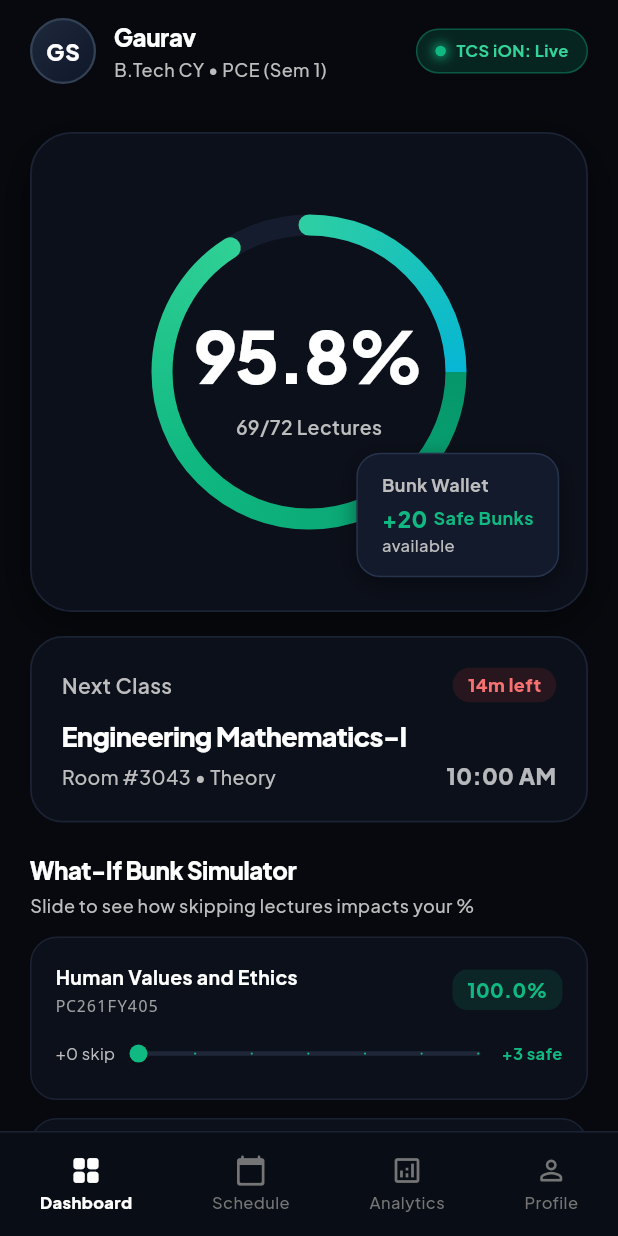
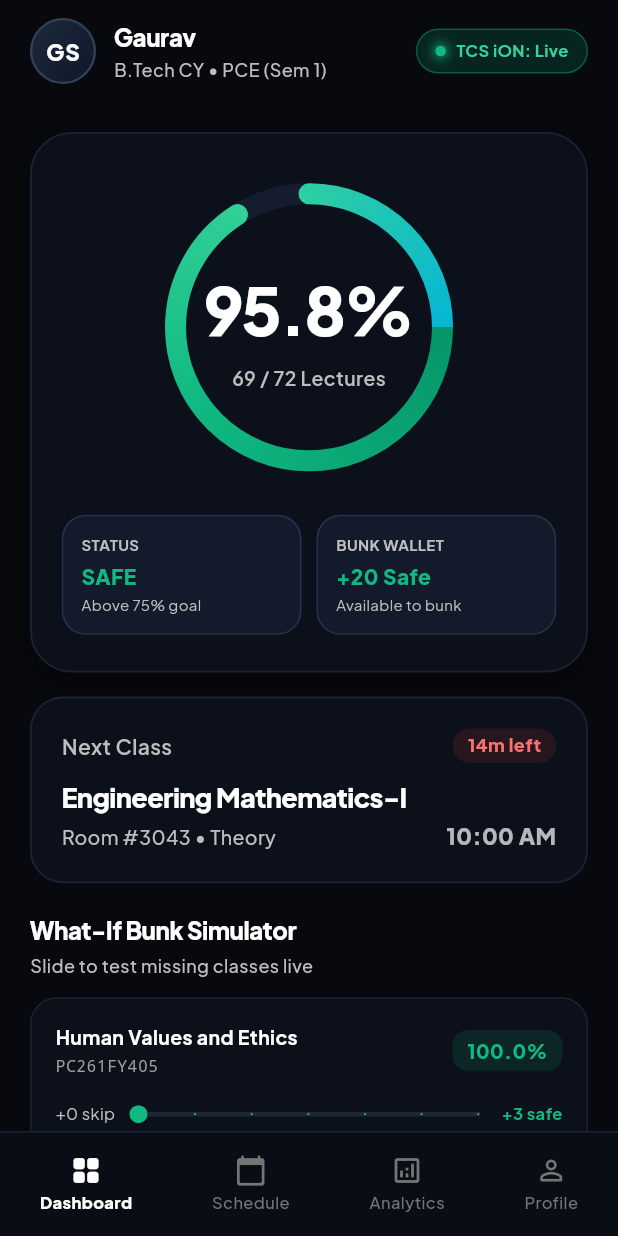
Before and after one commit to a61750826-lgtm/poornima-bunk-calculator, a Flutter app: the DashboardScreen screen opened directly, on a phone screen of 412 x 824 dp. Run offline on Flutter 3.47's test engine with Material 3 defaults, Android fonts, the phone set to English and light mode, and no system bars; our stand-ins replace flutter_local_notifications, google_fonts, shared_preferences; missing offline and left inert: workmanager; accounts and stored records are empty.

Commit message:
fix: resolve 4 core bugs
1. Fix UI layout clipping - dedicated centered radial gauge with safety margin
2. Dynamic Master Recalculation - What-If sliders now dynamically drive top master percentage and safe bunks
3. Added interactive 'Reset' button when sliders are modified
4. Path-scoped cookie model (TcsCookie) preventing session cookie overwrite across multiple subpaths
5. Color-shifting gauge gradient from emerald to warning coral when below 75%

```diff
--- a/lib/main.dart
+++ b/lib/main.dart
@@ -306,21 +306,38 @@ class _DashboardScreenState extends State<DashboardScreen> {
     );
   }
 
-  // --- Tab 1: Overview Tab (Mockup 1) ---
+  // --- Tab 1: Overview Tab (With Fixed Layout & Live Dynamic Math) ---
   Widget _buildOverviewTab(AttendanceReport r) {
+    // Dynamic recalculation driven by the sliders
+    int extraBunksSum = 0;
+    for (final v in _simulatedBunks.values) {
+      extraBunksSum += v;
+    }
+
+    final simTotalLectures = r.overallTotal + extraBunksSum;
+    final simPresentLectures = r.overallPresent;
+    final liveMasterPct = simTotalLectures > 0
+        ? double.parse(((simPresentLectures / simTotalLectures) * 100).toStringAsFixed(1))
+        : 0.0;
+    final liveSafeBunksRemaining = max(0, r.totalSafeBunks - extraBunksSum);
+    final isMasterSafe = liveMasterPct >= 75.0;
+
     return ListView(
       physics: const BouncingScrollPhysics(),
       padding: const EdgeInsets.symmetric(horizontal: 20, vertical: 10),
       children: [
         const SizedBox(height: 10),
 
-        // Hero Circular Gauge Container
+        // Hero Card: Dedicated Non-Clipping Layout
         Container(
-          height: 320,
+          padding: const EdgeInsets.symmetric(vertical: 24, horizontal: 20),
           decoration: BoxDecoration(
             color: const Color(0xFF0C101A),
             borderRadius: BorderRadius.circular(28),
-            border: Border.all(color: const Color(0xFF1A2234), width: 1.2),
+            border: Border.all(
+              color: isMasterSafe ? const Color(0xFF1A2234) : const Color(0xFFEF4444).withOpacity(0.5),
+              width: 1.2,
+            ),
             boxShadow: [
               BoxShadow(
                 color: Colors.black.withOpacity(0.5),
@@ -329,31 +346,34 @@ class _DashboardScreenState extends State<DashboardScreen> {
               ),
             ],
           ),
+          child: Column(
+            children: [
+              // Clean Centered Radial Progress Ring (No crop, full stroke clearance)
+              SizedBox(
+                width: 210,
+                height: 210,
                 child: Stack(
                   alignment: Alignment.center,
                   children: [
-              // Radial Progress Ring
                     CustomPaint(
-                size: const Size(220, 220),
-                painter: _RadialGaugePainter(percentage: r.overallPercentage),
+                      size: const Size(210, 210),
+                      painter: _RadialGaugePainter(percentage: liveMasterPct),
                     ),
-
-              // Percentage Text inside Ring
                     Column(
                       mainAxisSize: MainAxisSize.min,
                       children: [
                         Text(
-                    '${r.overallPercentage}%',
-                    style: const TextStyle(
-                      fontSize: 48,
+                          '${liveMasterPct.toStringAsFixed(1)}%',
+                          style: TextStyle(
+                            fontSize: 44,
                             fontWeight: FontWeight.w900,
-                      color: Colors.white,
+                            color: isMasterSafe ? Colors.white : const Color(0xFFEF4444),
                             letterSpacing: -1.5,
                           ),
                         ),
                         const SizedBox(height: 4),
                         Text(
-                    '${r.overallPresent}/${r.overallTotal} Lectures',
+                          '$simPresentLectures / $simTotalLectures Lectures',
                           style: TextStyle(
                             fontSize: 13,
                             fontWeight: FontWeight.w600,
@@ -362,66 +382,68 @@ class _DashboardScreenState extends State<DashboardScreen> {
                         ),
                       ],
                     ),
+                  ],
+                ),
+              ),
 
-              // Floating Bunk Wallet Pill (As seen in generated image)
-              Positioned(
-                right: 18,
-                bottom: 22,
+              const SizedBox(height: 20),
+
+              // Embedded Dual Stat Bar: Lectures + Live Dynamic Bunk Wallet
+              Row(
+                children: [
+                  Expanded(
                     child: Container(
-                  padding: const EdgeInsets.symmetric(horizontal: 16, vertical: 12),
+                      padding: const EdgeInsets.all(12),
                       decoration: BoxDecoration(
                         color: const Color(0xFF131A2B),
                         borderRadius: BorderRadius.circular(16),
-                    border: Border.all(color: const Color(0xFF26334D), width: 1),
-                    boxShadow: [
-                      BoxShadow(
-                        color: Colors.black.withOpacity(0.4),
-                        blurRadius: 12,
-                        offset: const Offset(0, 4),
-                      )
-                    ],
+                        border: Border.all(color: const Color(0xFF26334D)),
                       ),
                       child: Column(
                         crossAxisAlignment: CrossAxisAlignment.start,
-                    mainAxisSize: MainAxisSize.min,
                         children: [
+                          Text('STATUS', style: TextStyle(fontSize: 10, fontWeight: FontWeight.w700, color: Colors.grey[400])),
+                          const SizedBox(height: 4),
                           Text(
-                        'Bunk Wallet',
+                            isMasterSafe ? 'SAFE' : 'CRITICAL',
                             style: TextStyle(
-                          fontSize: 12,
-                          fontWeight: FontWeight.w700,
-                          color: Colors.grey[400],
+                              fontSize: 14,
+                              fontWeight: FontWeight.w900,
+                              color: isMasterSafe ? const Color(0xFF10B981) : const Color(0xFFEF4444),
                             ),
                           ),
-                      const SizedBox(height: 3),
-                      Row(
+                          const SizedBox(height: 2),
+                          Text('Above 75% goal', style: TextStyle(fontSize: 10, color: Colors.grey[400])),
+                        ],
+                      ),
+                    ),
+                  ),
+                  const SizedBox(width: 10),
+                  Expanded(
+                    child: Container(
+                      padding: const EdgeInsets.all(12),
+                      decoration: BoxDecoration(
+                        color: const Color(0xFF131A2B),
+                        borderRadius: BorderRadius.circular(16),
+                        border: Border.all(color: const Color(0xFF26334D)),
+                      ),
+                      child: Column(
+                        crossAxisAlignment: CrossAxisAlignment.start,
                         children: [
+                          Text('BUNK WALLET', style: TextStyle(fontSize: 10, fontWeight: FontWeight.w700, color: Colors.grey[400])),
+                          const SizedBox(height: 4),
                           Text(
-                            '+${r.totalSafeBunks}',
+                            '+$liveSafeBunksRemaining Safe',
                             style: const TextStyle(
-                              fontSize: 15,
+                              fontSize: 14,
                               fontWeight: FontWeight.w900,
                               color: Color(0xFF10B981),
                             ),
                           ),
-                          const SizedBox(width: 4),
-                          const Text(
-                            'Safe Bunks',
-                            style: TextStyle(
-                              fontSize: 12,
-                              fontWeight: FontWeight.w700,
-                              color: Color(0xFF10B981),
-                            ),
-                          ),
-                        ],
-                      ),
+                          const SizedBox(height: 2),
                           Text(
-                        'available',
-                        style: TextStyle(
-                          fontSize: 11,
-                          fontWeight: FontWeight.w500,
-                          color: Colors.grey[400],
-                        ),
+                            extraBunksSum > 0 ? '$extraBunksSum simulated skip' : 'Available to bunk',
+                            style: TextStyle(fontSize: 10, color: extraBunksSum > 0 ? const Color(0xFFFBBF24) : Colors.grey[400]),
                           ),
                         ],
                       ),
@@ -429,11 +451,13 @@ class _DashboardScreenState extends State<DashboardScreen> {
                   ),
                 ],
               ),
+            ],
+          ),
         ),
 
         const SizedBox(height: 16),
 
-        // Next Class Card (As in Mockup 1)
+        // Next Class Card
         Container(
           padding: const EdgeInsets.all(20),
           decoration: BoxDecoration(
@@ -517,6 +541,12 @@ class _DashboardScreenState extends State<DashboardScreen> {
         const SizedBox(height: 20),
 
         // What-If Bunk Simulator Header
+        Row(
+          mainAxisAlignment: MainAxisAlignment.spaceBetween,
+          children: [
+            Column(
+              crossAxisAlignment: CrossAxisAlignment.start,
+              children: [
                 const Text(
                   'What-If Bunk Simulator',
                   style: TextStyle(
@@ -528,12 +558,34 @@ class _DashboardScreenState extends State<DashboardScreen> {
                 ),
                 const SizedBox(height: 4),
                 Text(
-          'Slide to see how skipping lectures impacts your %',
+                  'Slide to test missing classes live',
                   style: TextStyle(
                     fontSize: 12,
                     fontWeight: FontWeight.w500,
                     color: Colors.grey[400],
                   ),
+                ),
+              ],
+            ),
+            if (extraBunksSum > 0)
+              GestureDetector(
+                onTap: () {
+                  HapticFeedback.mediumImpact();
+                  setState(() => _simulatedBunks.clear());
+                },
+                child: Container(
+                  padding: const EdgeInsets.symmetric(horizontal: 10, vertical: 4),
+                  decoration: BoxDecoration(
+                    color: const Color(0xFF1E293B),
+                    borderRadius: BorderRadius.circular(10),
+                  ),
+                  child: const Text(
+                    'Reset',
+                    style: TextStyle(fontSize: 11, fontWeight: FontWeight.w700, color: Color(0xFF38BDF8)),
+                  ),
+                ),
+              ),
+          ],
         ),
         const SizedBox(height: 12),
 
@@ -655,13 +707,12 @@ class _DashboardScreenState extends State<DashboardScreen> {
     );
   }
 
-  // --- Tab 2: Timeline Schedule Tab (Mockup 2) ---
+  // --- Tab 2: Timeline Schedule Tab ---
   Widget _buildTimelineTab(AttendanceReport r) {
     return ListView(
       physics: const BouncingScrollPhysics(),
       padding: const EdgeInsets.symmetric(horizontal: 20, vertical: 12),
       children: [
-        // Header with status banner
         Row(
           mainAxisAlignment: MainAxisAlignment.spaceBetween,
           crossAxisAlignment: CrossAxisAlignment.center,
@@ -707,7 +758,6 @@ class _DashboardScreenState extends State<DashboardScreen> {
             child: Row(
               crossAxisAlignment: CrossAxisAlignment.start,
               children: [
-                // Timeline indicator column (Line + Dot)
                 Column(
                   children: [
                     Container(
@@ -738,7 +788,6 @@ class _DashboardScreenState extends State<DashboardScreen> {
 
                 const SizedBox(width: 14),
 
-                // Timeline Class Card
                 Expanded(
                   child: Container(
                     margin: const EdgeInsets.only(bottom: 16),
@@ -927,7 +976,7 @@ class _DashboardScreenState extends State<DashboardScreen> {
   }
 }
 
-// Custom Painter for the Smooth Circular Radial Gauge (Mockup 1)
+// Custom Painter for the Smooth Circular Radial Gauge with Padding Protection
 class _RadialGaugePainter extends CustomPainter {
   final double percentage;
   _RadialGaugePainter({required this.percentage});
@@ -935,7 +984,8 @@ class _RadialGaugePainter extends CustomPainter {
   @override
   void paint(Canvas canvas, Size size) {
     final center = Offset(size.width / 2, size.height / 2);
-    final radius = (size.width - 24) / 2;
+    // 16px safety inset to prevent stroke clipping
+    final radius = (size.width - 32) / 2;
 
     // Background track ring
     final bgPaint = Paint()
@@ -946,19 +996,22 @@ class _RadialGaugePainter extends CustomPainter {
 
     canvas.drawCircle(center, radius, bgPaint);
 
+    final isSafe = percentage >= 75.0;
+
     // Active progress arc with smooth gradient
     final progressPaint = Paint()
-      ..shader = const SweepGradient(
-        colors: [Color(0xFF059669), Color(0xFF10B981), Color(0xFF34D399), Color(0xFF06B6D4)],
-        stops: [0.0, 0.4, 0.7, 1.0],
+      ..shader = SweepGradient(
+        colors: isSafe
+            ? [const Color(0xFF059669), const Color(0xFF10B981), const Color(0xFF34D399), const Color(0xFF06B6D4)]
+            : [const Color(0xFFDC2626), const Color(0xFFEF4444), const Color(0xFFF87171), const Color(0xFFFBBF24)],
+        stops: const [0.0, 0.4, 0.7, 1.0],
       ).createShader(Rect.fromCircle(center: center, radius: radius))
       ..strokeWidth = 14
       ..style = PaintingStyle.stroke
       ..strokeCap = StrokeCap.round;
 
-    // Sweep angle based on percentage
     const startAngle = -pi / 2;
-    final sweepAngle = (percentage / 100) * 2 * pi * 0.95; // slight gap as in image
+    final sweepAngle = ((percentage.clamp(0.0, 100.0)) / 100) * 2 * pi * 0.95;
 
     canvas.drawArc(
       Rect.fromCircle(center: center, radius: radius),
@@ -970,5 +1023,6 @@ class _RadialGaugePainter extends CustomPainter {
   }
 
   @override
-  bool shouldRepaint(covariant CustomPainter oldDelegate) => true;
+  bool shouldRepaint(covariant _RadialGaugePainter oldDelegate) =>
+      oldDelegate.percentage != percentage;
 }
```
Also changed, not shown: lib/services/auth_service.dart (+104 -34 lines). Lines whose indentation alone changed are shown as unchanged.
